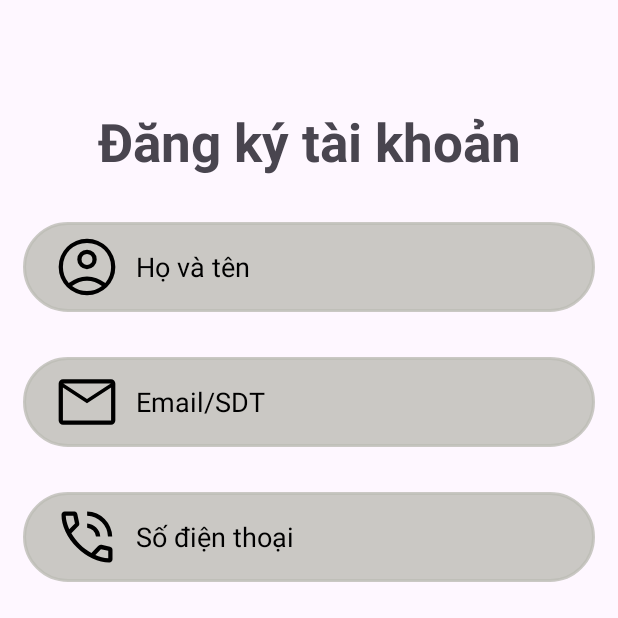
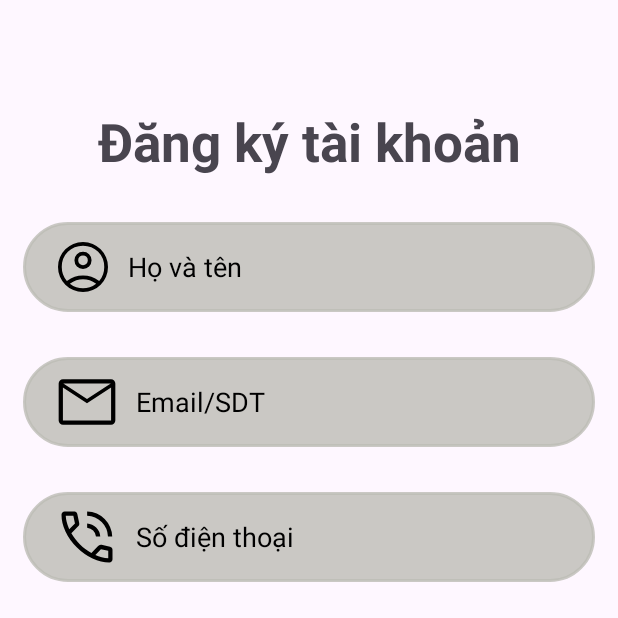
Before and after one commit to ThaaanhTam/prj_CDDD1, an Android app: the Register screen opened directly, with no data from a screen before it, on a phone screen of 412 x 824 dp, the top half of it. Run offline under Robolectric (Android 15) with nearby library versions, the phone set to English and light mode, and no system bars; our stand-ins replace Firebase (no records; nobody signed in at launch, a user with empty details on screens opened directly).

Commit message:
LAM SPIN 2 thêm

```diff
--- a/HoTroViecLam/app/src/main/res/drawable/account_circle_50dp_000000_fill0_wght400_grad0_opsz48.xml
+++ b/HoTroViecLam/app/src/main/res/drawable/account_circle_50dp_000000_fill0_wght400_grad0_opsz48.xml
@@ -1,6 +1,6 @@
 <vector xmlns:android="http://schemas.android.com/apk/res/android"
-    android:width="45dp"
-    android:height="45dp"
+    android:width="40dp"
+    android:height="40dp"
     android:viewportWidth="960"
     android:viewportHeight="960">
     <path
--- a/HoTroViecLam/app/src/main/res/layout/fragment_acount.xml
+++ b/HoTroViecLam/app/src/main/res/layout/fragment_acount.xml
@@ -162,11 +162,8 @@
         <LinearLayout
             android:layout_width="match_parent"
             android:layout_height="wrap_content"
-
             android:orientation="horizontal">
-
             <LinearLayout
-
                 android:layout_width="match_parent"
                 android:layout_height="wrap_content"
                 android:layout_marginLeft="15dp"
@@ -302,7 +299,7 @@
             <TextView
                 android:layout_width="match_parent"
                 android:layout_height="wrap_content"
-                android:text="Đổi mật khẩ"
+                android:text="Đổi mật khẩu"
                 android:textStyle="bold"
                 android:layout_marginLeft="10dp"
                 android:layout_gravity="center"/>
```
Also changed, not shown: HoTroViecLam/app/src/main/java/com/example/hotrovieclam/Fragment/AcountFragment.java (+7 -2 lines).
